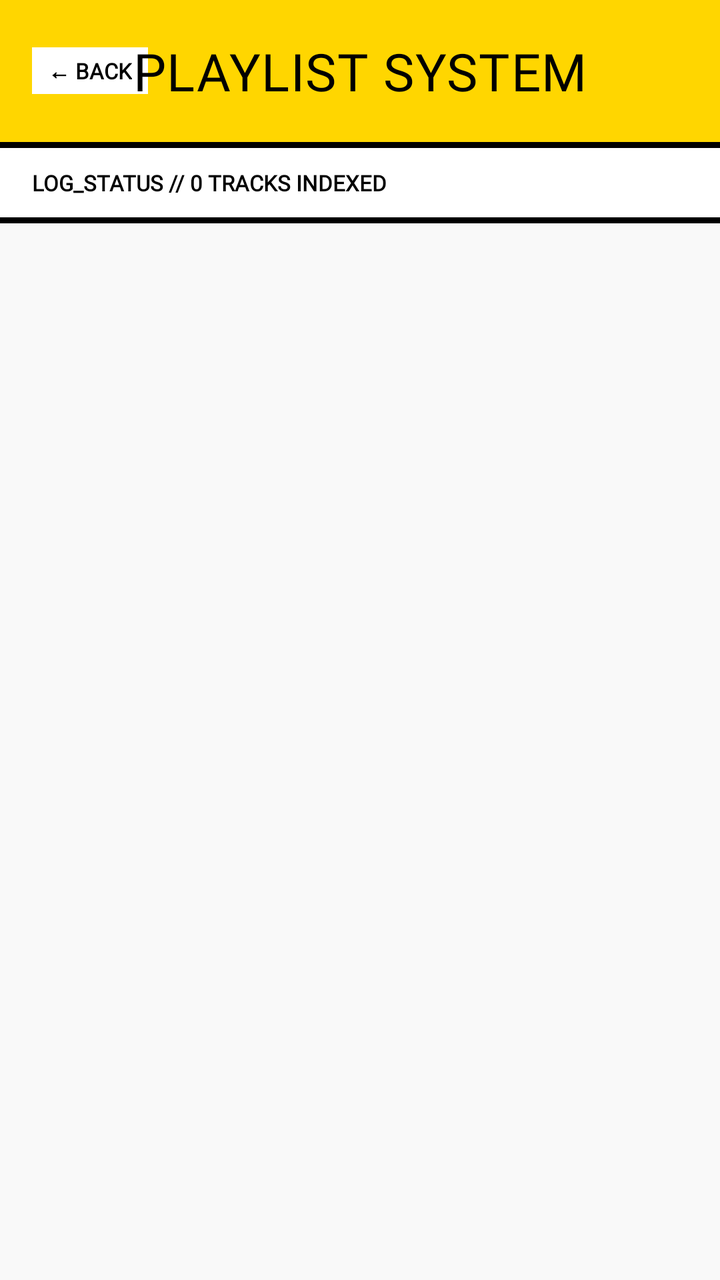
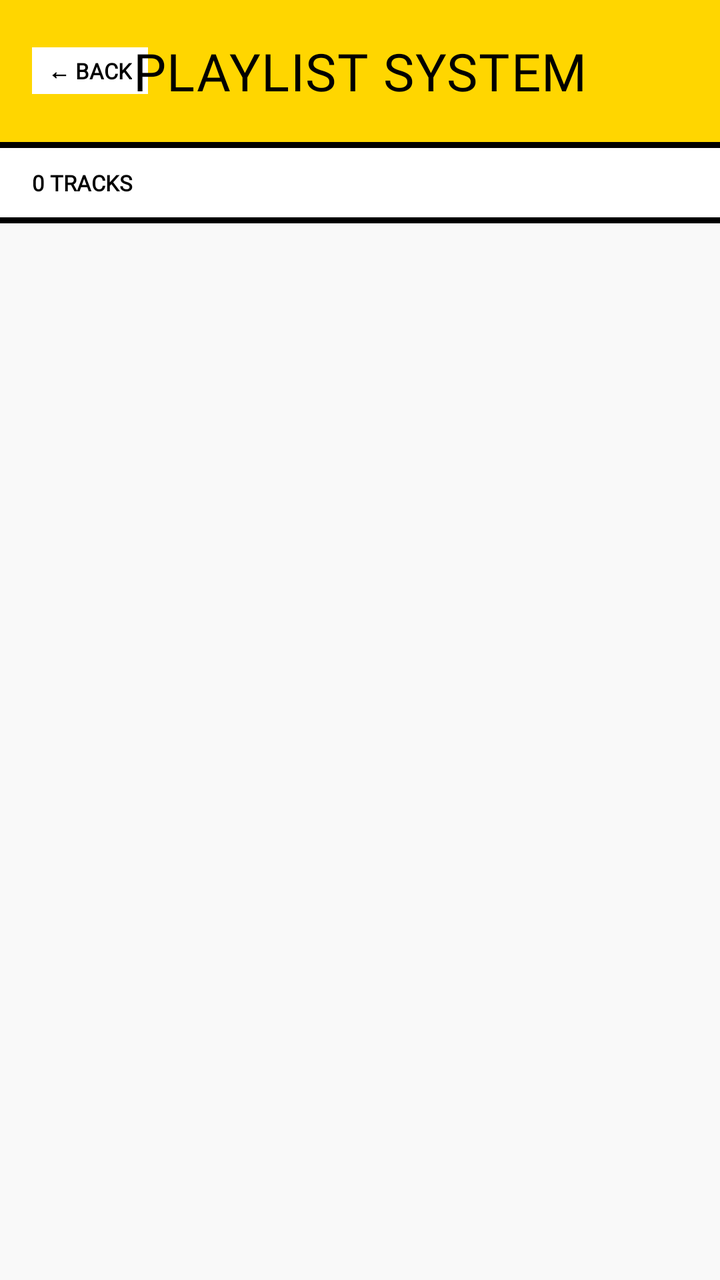

Screens rendered from an Android XML layout before and after an edit, with the pre-edit source and the edit as a unified diff.
<!-- AndroidManifest.xml: application theme Theme.Noctune -->
<!-- res/layout/activity_playlist_detail.xml -->
<?xml version="1.0" encoding="utf-8"?>
<LinearLayout
    xmlns:android="http://schemas.android.com/apk/res/android"
    android:layout_width="match_parent"
    android:layout_height="match_parent"
    android:orientation="vertical"
    android:background="@color/bg_main">

    <RelativeLayout
        android:layout_width="match_parent"
        android:layout_height="wrap_content"
        android:background="@color/brand_yellow"
        android:paddingHorizontal="16dp"
        android:paddingVertical="18dp">

        <TextView
            android:id="@+id/tv_back_playlist"
            android:layout_width="wrap_content"
            android:layout_height="wrap_content"
            android:layout_alignParentStart="true"
            android:layout_centerVertical="true"
            android:background="@color/bg_surface"
            android:text="← BACK"
            android:textColor="@color/text_primary"
            android:textSize="11sp"
            android:paddingHorizontal="8dp"
            android:paddingVertical="4dp"
            android:fontFamily="@font/space_mono"
            android:textStyle="bold"/>

        <TextView
            android:id="@+id/tv_playlist_title"
            android:layout_width="wrap_content"
            android:layout_height="wrap_content"
            android:layout_centerInParent="true"
            android:text="PLAYLIST SYSTEM"
            android:textColor="#000000"
            android:textSize="26sp"
            android:fontFamily="@font/bebas_neue"
            android:letterSpacing="0.02"/>
    </RelativeLayout>

    <View
        android:layout_width="match_parent"
        android:layout_height="3dp"
        android:background="@color/border_color"/>

    <LinearLayout
        android:layout_width="match_parent"
        android:layout_height="wrap_content"
        android:orientation="horizontal"
        android:paddingHorizontal="16dp"
        android:paddingVertical="10dp"
        android:background="@color/bg_surface">

        <TextView
            android:id="@+id/tv_playlist_info"
            android:layout_width="match_parent"
            android:layout_height="wrap_content"
            android:text="LOG_STATUS // 0 TRACKS INDEXED"
            android:textColor="@color/text_primary"
            android:textSize="11sp"
            android:textStyle="bold"
            android:fontFamily="@font/space_mono"/>
    </LinearLayout>

    <View
        android:layout_width="match_parent"
        android:layout_height="3dp"
        android:background="@color/border_color"/>

    <FrameLayout
        android:layout_width="match_parent"
        android:layout_height="match_parent"
        android:background="@color/bg_surface">

        <TextView
            android:id="@+id/tv_playlist_empty"
            android:layout_width="match_parent"
            android:layout_height="wrap_content"
            android:layout_gravity="center"
            android:layout_marginHorizontal="24dp"
            android:background="@color/bg_surface"
            android:padding="24dp"
            android:text="Add tracks to this directory via Home or Explore console."
            android:textColor="@color/brand_red"
            android:textSize="13sp"
            android:fontFamily="@font/space_mono"
            android:gravity="center"
            android:lineSpacingMultiplier="1.3"
            android:visibility="gone"/>

        <androidx.recyclerview.widget.RecyclerView
            android:id="@+id/rv_playlist_tracks"
            android:layout_width="match_parent"
            android:layout_height="match_parent"
            android:background="@color/bg_main" />
    </FrameLayout>

</LinearLayout>
<!-- resources referenced by this layout -->
<resources>
  <color name="bg_main">#F9F9F9</color>
  <color name="bg_surface">#FFFFFF</color>
  <color name="border_color">#000000</color>
  <color name="brand_red">#E63329</color>
  <color name="brand_yellow">#FFD600</color>
  <color name="text_primary">#000000</color>
  <style name="Theme.Noctune" parent="Theme.MaterialComponents.Light.NoActionBar">
          <item name="colorPrimary">@color/brand_yellow</item>
          <item name="colorPrimaryVariant">@color/brand_yellow</item>
          <item name="colorOnPrimary">#000000</item>  
          <item name="colorSecondary">@color/brand_red</item>
  
          <item name="android:windowBackground">@color/bg_main</item>
          <item name="android:statusBarColor">@color/brand_yellow</item>
  
          <item name="android:windowLightStatusBar">true</item>
          <item name="android:clipToPadding">false</item>
      </style>
</resources>

<!-- the commit's change to res/layout/activity_playlist_detail.xml (unified diff, before → after) -->
@@ -57,7 +57,7 @@
             android:id="@+id/tv_playlist_info"
             android:layout_width="match_parent"
             android:layout_height="wrap_content"
-            android:text="LOG_STATUS // 0 TRACKS INDEXED"
+            android:text="0 TRACKS"
             android:textColor="@color/text_primary"
             android:textSize="11sp"
             android:textStyle="bold"
